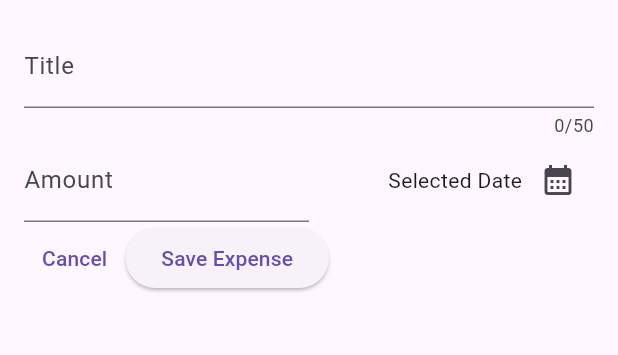
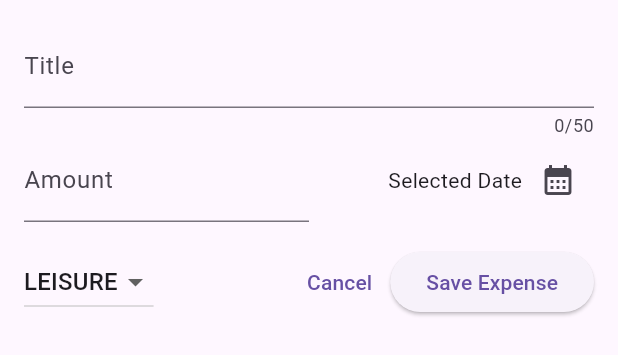
Before and after one commit to trosa-dev/flutter-expense-tracker, a Flutter app: the NewExpense widget shown alone on an empty page, opened directly, on a phone screen of 412 x 824 dp. Shown: the top 355 px of the screen. Run offline on Flutter 3.47's test engine with Material 3 defaults, Android fonts, the phone set to English and light mode, and no system bars.

Commit message:
feat: add DropdownButton to _NewExpenseState

```diff
--- a/lib/widgets/expenses/widgets/new_expense/index.dart
+++ b/lib/widgets/expenses/widgets/new_expense/index.dart
@@ -1,3 +1,4 @@
+import 'package:expense_tracker/models/expense.dart';
 import 'package:flutter/material.dart';
 import 'package:intl/intl.dart';
 
@@ -16,6 +17,7 @@ class _NewExpenseState extends State<NewExpense> {
   final _titleController = TextEditingController();
   final _amountController = TextEditingController();
   DateTime? _selectedDate;
+  Category _selectedCategory = Category.leisure;
 
   void _presentDatePicker() async {
     final now = DateTime.now();
@@ -85,8 +87,29 @@ class _NewExpenseState extends State<NewExpense> {
               ),
             ],
           ),
+          const SizedBox(height: 16),
           Row(
             children: [
+              DropdownButton(
+                  value: _selectedCategory,
+                  items: Category.values
+                      .map(
+                        (category) => DropdownMenuItem(
+                          value: category,
+                          child: Text(
+                            category.name.toUpperCase(),
+                          ),
+                        ),
+                      )
+                      .toList(),
+                  onChanged: (value) {
+                    if (value == null) return;
+
+                    setState(() {
+                      _selectedCategory = value;
+                    });
+                  }),
+              const Spacer(),
               TextButton(
                 onPressed: () => Navigator.pop(context),
                 child: const Text('Cancel'),
```
